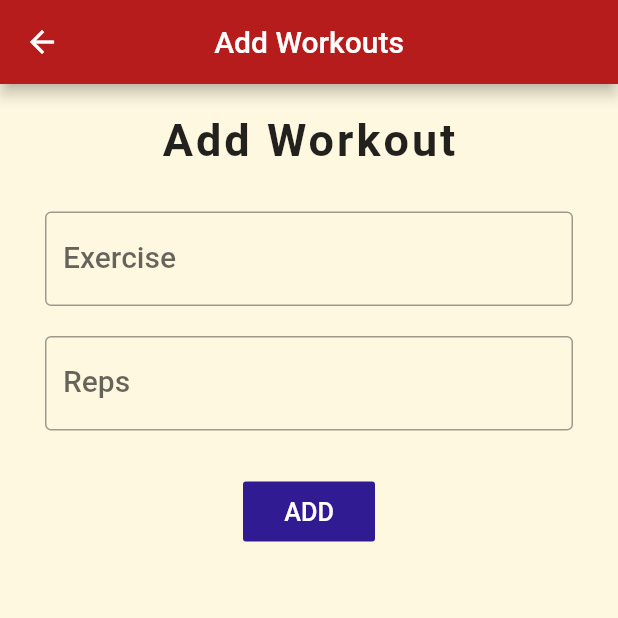
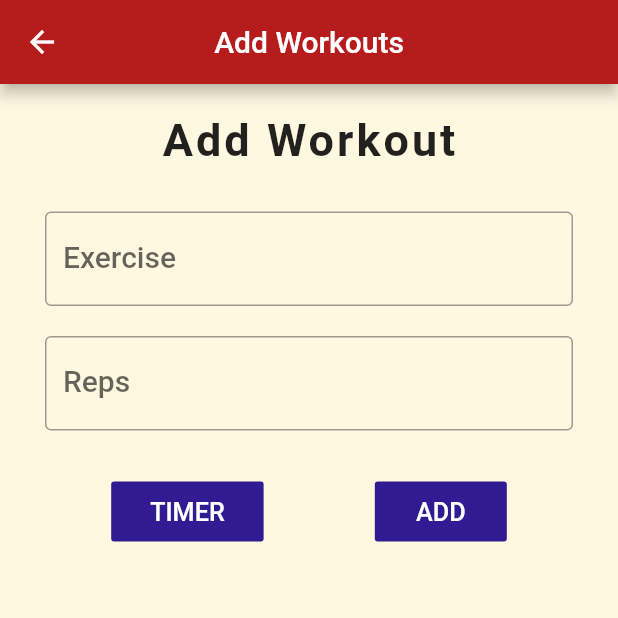
Before and after one commit to BillyLuisNeedham/workplace_workout_counter, a Flutter app: the AddWorkout screen opened directly with empty values, on a phone screen of 412 x 824 dp, the top half of it. Run offline on Flutter 3.47's test engine with Material 2 defaults, Android fonts, the phone set to English and light mode, and no system bars; our stand-ins replace percent_indicator, sqflite; accounts and stored records are empty.

Commit message:
workout table and test build out

```diff
--- a/lib/screens/add_workout.dart
+++ b/lib/screens/add_workout.dart
@@ -2,6 +2,7 @@ import 'package:flutter/material.dart';
 import 'package:intl/intl.dart';
 import 'package:workplace_workout_counter/utils/database.dart';
 import 'package:workplace_workout_counter/models/workout.dart';
+
 
 class AddWorkout extends StatefulWidget {
   final Workout workout;
@@ -19,6 +20,8 @@ class _AddWorkoutState extends State<AddWorkout> {
 
   Workout workout;
 
+  final String timerTooltip = 'Click to add timer functionality to workout';
+
   TextEditingController titleController = TextEditingController();
   TextEditingController repsController = TextEditingController();
 
@@ -30,6 +33,8 @@ class _AddWorkoutState extends State<AddWorkout> {
 
     titleController.text = workout.title;
     repsController.text = workout.dailyReps;
+
+    bool timerWorkout = false;
 
     return Scaffold(
       backgroundColor: Colors.amber[50],
@@ -83,6 +88,32 @@ class _AddWorkoutState extends State<AddWorkout> {
                   border: OutlineInputBorder(), labelText: 'Reps'),
             ),
           ),
+          Row(
+            mainAxisAlignment: MainAxisAlignment.spaceEvenly,
+            children: [
+              Padding(
+                padding: const EdgeInsets.fromLTRB(0, 20, 0, 0),
+                child: Tooltip(
+
+                  message: timerTooltip,
+                  child: FlatButton(
+                    onPressed: () {
+
+                    },
+                    color: Colors.deepPurple[900],
+                    child: Padding(
+                      padding: const EdgeInsets.all(10),
+                      child: Text(
+                        'TIMER',
+                        textScaleFactor: 1.2,
+                        style: TextStyle(
+                          color: Colors.white,
+                        ),
+                      ),
+                    ),
+                  ),
+                ),
+              ),
               Padding(
                 padding: const EdgeInsets.fromLTRB(0, 20, 0, 0),
                 child: FlatButton(
@@ -106,6 +137,8 @@ class _AddWorkoutState extends State<AddWorkout> {
                     ),
                   ),
                 ),
+              ),
+            ],
           )
         ],
       ),
--- a/lib/utils/database.dart
+++ b/lib/utils/database.dart
@@ -16,6 +16,7 @@ class DatabaseHelper {
   String colDailyReps = "daily_reps";
   String colRemainingReps = 'remaining_reps';
   String colLastUpdated = 'last_updated';
+  String colTimePerRep = 'time_per_rep';
   String colDay = 'day';
 
   DatabaseHelper._createInstance(); // Named constructor to create instance of DBProvider
@@ -40,7 +41,7 @@ class DatabaseHelper {
     String path = directory.path + 'workouts.db';
 
     var workoutDatabase =
-        await openDatabase(path, version: 1, onCreate: _createDb);
+        await openDatabase(path, version: 2, onCreate: _createDb);
     return workoutDatabase;
   }
 
@@ -51,6 +52,7 @@ class DatabaseHelper {
         "$colDailyReps TEXT,"
         "$colRemainingReps TEXT,"
         "$colLastUpdated TEXT,"
+        "$colTimePerRep INTEGER,"
         "$colDay TEXT"
         ")");
   }
```
Also changed, not shown: 1 other file. Lines whose indentation alone changed are shown as unchanged.
